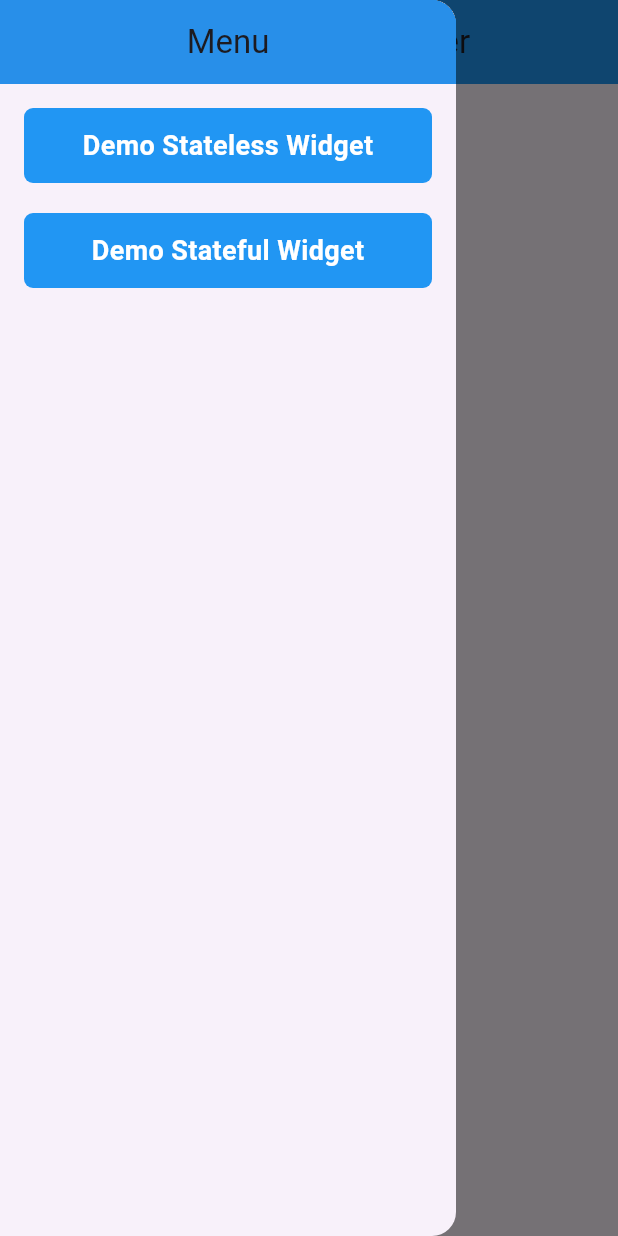
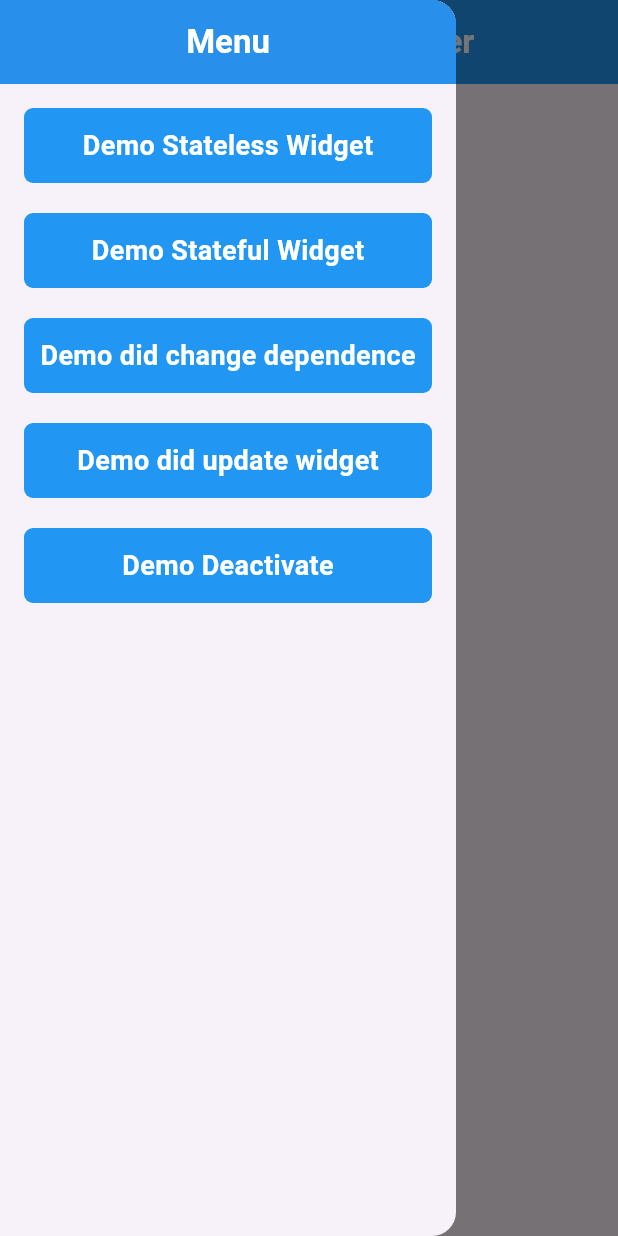
Before and after one commit to ChienDev03/demo_flutter, a Flutter app: the screen it shows after launch, with the side drawer open, on a phone screen of 412 x 824 dp. Run offline on Flutter 3.47's test engine with Material 3 defaults, Android fonts, the phone set to English and light mode, and no system bars.

Commit message:
done all demo

```diff
--- a/lib/main.dart
+++ b/lib/main.dart
@@ -1,4 +1,4 @@
-import 'package:demo_framkework/screens/home.dart';
+import 'package:demo_framework/screens/home.dart';
 import 'package:flutter/material.dart';
 
 void main() {
@@ -12,12 +12,10 @@ class MyApp extends StatelessWidget {
   @override
   Widget build(BuildContext context) {
     return MaterialApp(
+      theme: ThemeData(primarySwatch: Colors.red),
       debugShowCheckedModeBanner: false,
       title: 'Flutter Demo',
-      theme: ThemeData(
-        colorScheme: ColorScheme.fromSeed(seedColor: Colors.deepPurple),
-      ),
-      home: const HomePage(),
+      home: HomePage(),
     );
   }
 }
--- a/lib/screens/home.dart
+++ b/lib/screens/home.dart
@@ -1,6 +1,10 @@
-import 'package:demo_framkework/screens/stateful_widget.dart';
-import 'package:demo_framkework/screens/stateless_widgets.dart';
+import 'package:demo_framework/screens/deactivate.dart';
+import 'package:demo_framework/screens/stateful_widget.dart';
+import 'package:demo_framework/screens/stateless_widgets.dart';
 import 'package:flutter/material.dart';
+
+import 'demo_did_update.dart';
+import 'did_change_dependence_demo.dart';
 
 class HomePage extends StatelessWidget {
   const HomePage({super.key});
@@ -9,14 +13,25 @@ class HomePage extends StatelessWidget {
   Widget build(BuildContext context) {
     return Scaffold(
       appBar: AppBar(
-        title: Text('Demo Framework Flutter'),
+        title: Text(
+          'Demo Framework Flutter',
+          style: TextStyle(color: Colors.white, fontWeight: FontWeight.w700),
+        ),
         backgroundColor: Colors.blue,
       ),
       drawer: Drawer(
         child: Column(
           children: [
             AppBar(
-              title: Center(child: Text('Menu')),
+              title: Center(
+                child: Text(
+                  'Menu',
+                  style: TextStyle(
+                    color: Colors.white,
+                    fontWeight: FontWeight.w700,
+                  ),
+                ),
+              ),
               automaticallyImplyLeading: false,
               backgroundColor: Colors.blue,
               elevation: 5,
@@ -58,7 +73,7 @@ class HomePage extends StatelessWidget {
                       context,
                       MaterialPageRoute(
                         builder: (context) =>
-                            const StatefulWidgets(), // Navigator to demo stateless widget
+                            const StatefulWidgets(), // Navigator to demo stateful widget
                       ),
                     ),
                     child: Container(
@@ -80,13 +95,97 @@ class HomePage extends StatelessWidget {
                       ),
                     ),
                   ),
+                  SizedBox(height: 20),
+                  InkWell(
+                    onTap: () => Navigator.push(
+                      context,
+                      MaterialPageRoute(
+                        builder: (context) =>
+                            const DependenciesDemo(), // Navigator to demo stateful widget
+                      ),
+                    ),
+                    child: Container(
+                      decoration: BoxDecoration(
+                        borderRadius: BorderRadius.all(Radius.circular(6)),
+                        color: Colors.blue,
+                      ),
+                      height: 50,
+                      width: double.infinity,
+                      child: Center(
+                        child: Text(
+                          'Demo did change dependence',
+                          style: TextStyle(
+                            color: Colors.white,
+                            fontSize: 18,
+                            fontWeight: FontWeight.w700,
+                          ),
+                        ),
+                      ),
+                    ),
+                  ),
+                  SizedBox(height: 20),
+                  InkWell(
+                    onTap: () => Navigator.push(
+                      context,
+                      MaterialPageRoute(
+                        builder: (context) =>
+                            const Parent(), // Navigator to demo stateful widget
+                      ),
+                    ),
+                    child: Container(
+                      decoration: BoxDecoration(
+                        borderRadius: BorderRadius.all(Radius.circular(6)),
+                        color: Colors.blue,
+                      ),
+                      height: 50,
+                      width: double.infinity,
+                      child: Center(
+                        child: Text(
+                          'Demo did update widget',
+                          style: TextStyle(
+                            color: Colors.white,
+                            fontSize: 18,
+                            fontWeight: FontWeight.w700,
+                          ),
+                        ),
+                      ),
+                    ),
+                  ),
+                  SizedBox(height: 20),
+                  InkWell(
+                    onTap: () => Navigator.push(
+                      context,
+                      MaterialPageRoute(
+                        builder: (context) =>
+                            const DemoDeactivateActivate(), // Navigator to demo stateful widget
+                      ),
+                    ),
+                    child: Container(
+                      decoration: BoxDecoration(
+                        borderRadius: BorderRadius.all(Radius.circular(6)),
+                        color: Colors.blue,
+                      ),
+                      height: 50,
+                      width: double.infinity,
+                      child: Center(
+                        child: Text(
+                          'Demo Deactivate',
+                          style: TextStyle(
+                            color: Colors.white,
+                            fontSize: 18,
+                            fontWeight: FontWeight.w700,
+                          ),
+                        ),
+                      ),
+                    ),
+                  ),
                 ],
               ),
             ),
           ],
         ),
       ),
-      body: Center(child: Text('Demo FLutter')),
+      body: Center(child: Text('Demo Flutter')),
     );
   }
 }
--- a/lib/screens/stateless_widgets.dart
+++ b/lib/screens/stateless_widgets.dart
@@ -10,7 +10,7 @@ class StatelessWidgets extends StatelessWidget {
     VoidCallback? onTap,
   }) {
     return InkWell(
-      onTap: onTap,
+      onTap: () => print(title),
       child: Container(
         padding: const EdgeInsets.symmetric(horizontal: 16, vertical: 14),
         decoration: const BoxDecoration(
--- a/pubspec.yaml
+++ b/pubspec.yaml
@@ -1,4 +1,4 @@
-name: demo_framkework
+name: demo_framework
 description: "A new Flutter project."
 # The following line prevents the package from being accidentally published to
 # pub.dev using `flutter pub publish`. This is preferred for private packages.
```
Also changed, not shown: lib/screens/deactivate.dart (added, +108 -0 lines), lib/screens/demo_did_update.dart (added, +56 -0 lines), lib/screens/did_change_dependence_demo.dart (added, +62 -0 lines), lib/screens/stateful_widget.dart (+56 -25 lines), 1 other file.
